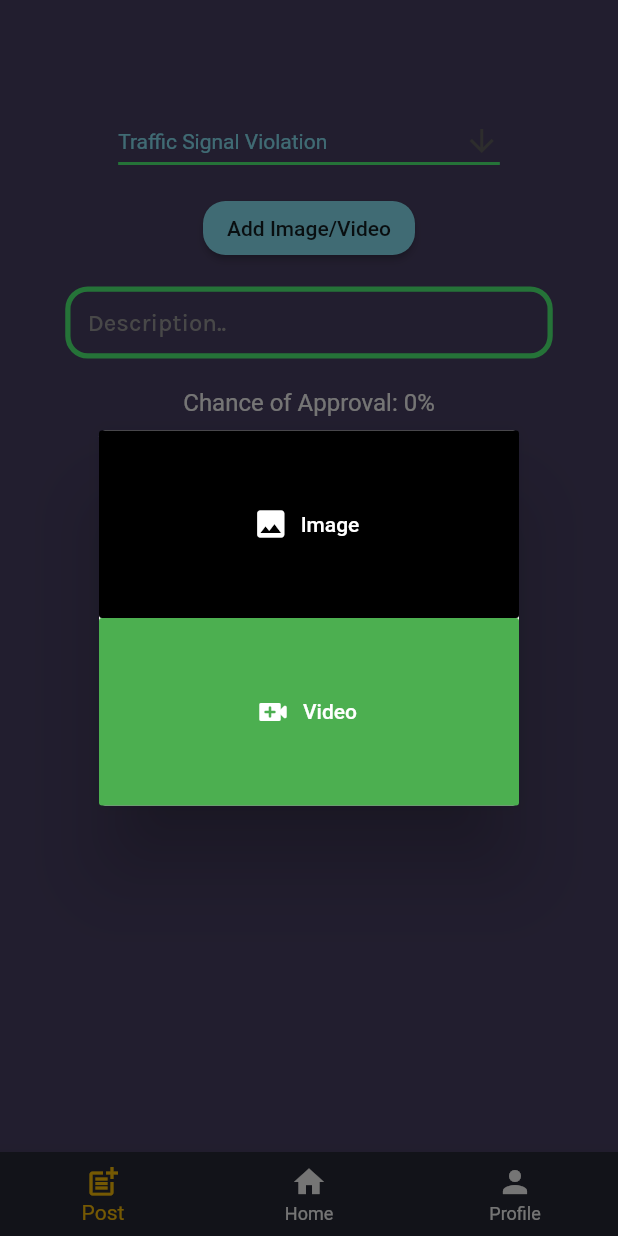
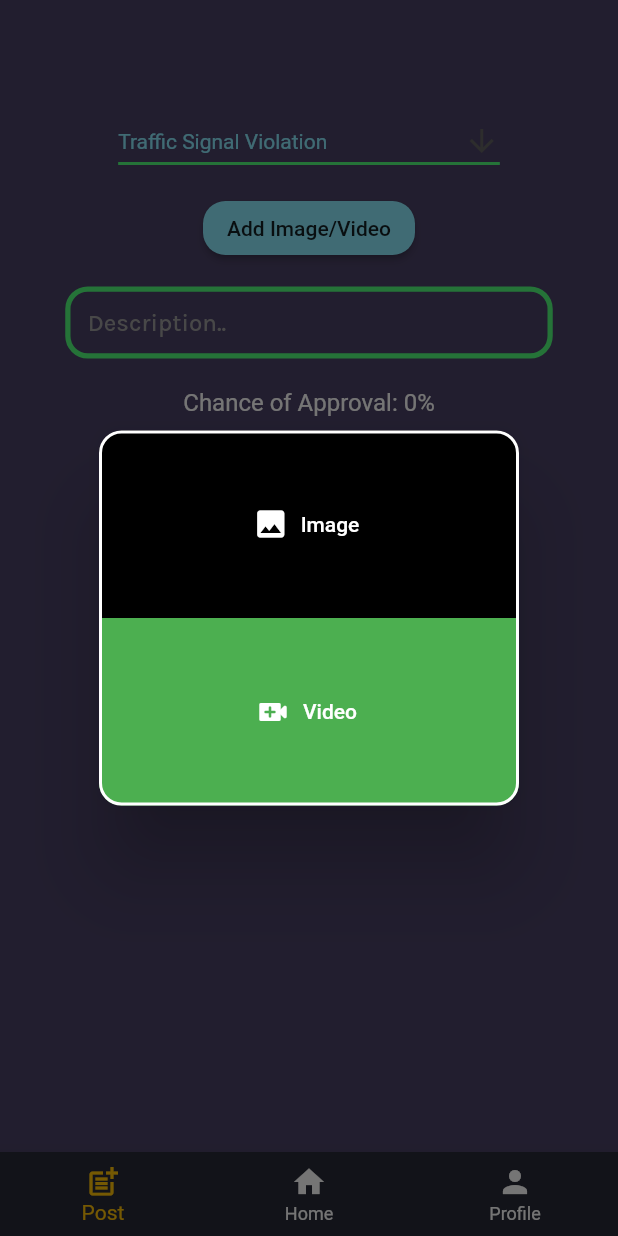
Before and after one commit to roadlance/RoadLance-1, a Flutter app: the HomeScreen screen opened directly, item 2 of the bottom bar chosen, after a tap on "Add Image/Video", on a phone screen of 412 x 824 dp. Run offline on Flutter 3.47's test engine with Material 2 defaults, Android fonts, the phone set to English and light mode, and no system bars; our stand-ins replace cloud_firestore, firebase_auth, firebase_core, firebase_storage, geolocator, image_picker and 1 more; accounts and stored records are empty; network calls fail.

Commit message:
Welcome Screen

```diff
--- a/lib/Screens/Login.dart
+++ b/lib/Screens/Login.dart
@@ -72,7 +72,9 @@ class _LoginState extends State<Login> {
                     Navigator.push(
                       context,
                       MaterialPageRoute(
-                        builder: (context) => HomeScreen(),
+                        builder: (context) => HomeScreen(
+                          showWelcomePopup: false,
+                        ),
                       ),
                     );
                   },
--- a/lib/Screens/Register.dart
+++ b/lib/Screens/Register.dart
@@ -79,7 +79,7 @@ class _RegisterState extends State<Register> {
                         context,
                         MaterialPageRoute(
                           builder: (context) => HomeScreen(
-                            showWelcomePopup: false,
+                            showWelcomePopup: true,
                           ),
                         ),
                       );
--- a/lib/Screens/Tabs/PostTab.dart
+++ b/lib/Screens/Tabs/PostTab.dart
@@ -66,6 +66,14 @@ class _PostTabState extends State<PostTab> {
     showDialog(
       context: context,
       child: Dialog(
+        backgroundColor: Colors.transparent,
+        shape: RoundedRectangleBorder(
+          borderRadius: BorderRadius.all(Radius.circular(15)),
+          side: BorderSide(
+            color: Colors.white,
+            width: 2,
+          ),
+        ),
         child: SizedBox(
           width: 100,
           height: 250,
@@ -77,6 +85,12 @@ class _PostTabState extends State<PostTab> {
                 height: 125,
                 width: 300,
                 child: FlatButton.icon(
+                  shape: RoundedRectangleBorder(
+                    borderRadius: BorderRadius.only(
+                      topRight: Radius.circular(15),
+                      topLeft: Radius.circular(15),
+                    ),
+                  ),
                   color: Colors.black,
                   onPressed: () async {
                     Navigator.pop(context);
@@ -107,6 +121,12 @@ class _PostTabState extends State<PostTab> {
                 width: 300,
                 child: FlatButton.icon(
                   color: Colors.green,
+                  shape: RoundedRectangleBorder(
+                    borderRadius: BorderRadius.only(
+                      bottomLeft: Radius.circular(15),
+                      bottomRight: Radius.circular(15),
+                    ),
+                  ),
                   onPressed: () async {
                     Navigator.pop(context);
                     File video = await addVideo();
@@ -542,7 +562,7 @@ class _PostTabState extends State<PostTab> {
                     child: SizedBox(
                       width: 325,
                       child: TextField(
-                        maxLines: null,
+                        // maxLines: null,
                         textAlign: TextAlign.left,
                         textAlignVertical: TextAlignVertical.center,
                         style: TextStyle(
```
Also changed, not shown: lib/Screens/Home.dart (+63 -15 lines).
